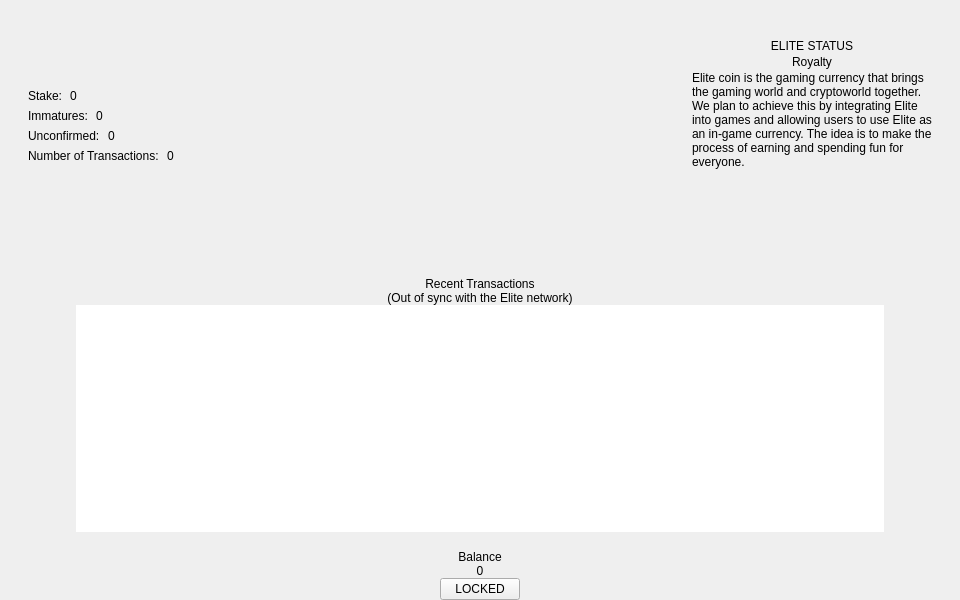
nerdlabs-dev/elitecurrencysource-dev, file src/qt/forms/overviewpage.ui: the form before one commit.
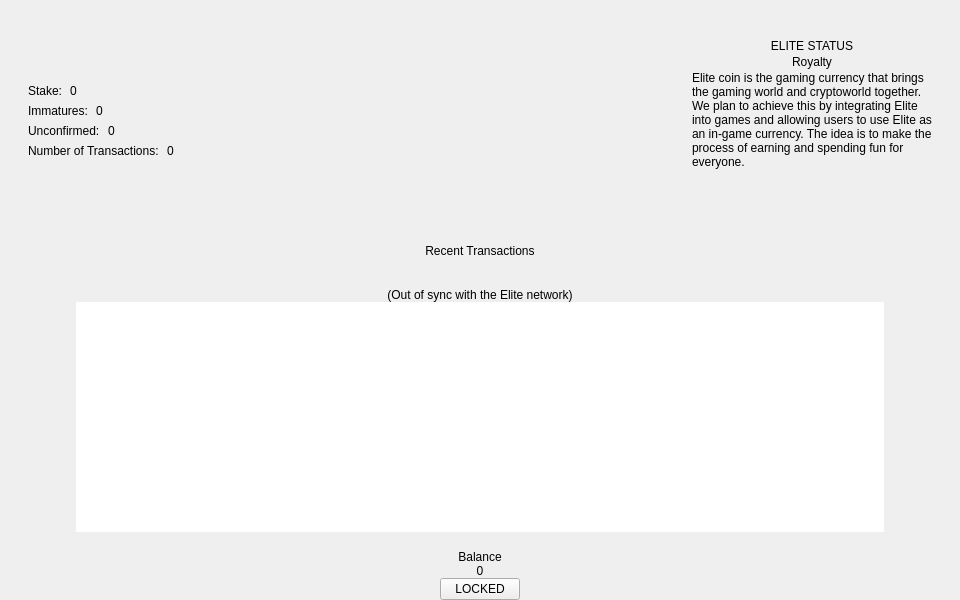
The form after the commit. Custom widgets are drawn as their Qt base class.

Commit message:
Overview: "Recent Transactions" title above the frame, frame restored
The title had moved inside the frame with the panel drawn below it, which
pushed the transaction box down. It's now its own row in the page layout,
just under the crest, and the frame and its corner ornaments are back as
they were; the box still holds more rows than before (26 px rows, no title
inside).

Claude-Session: https://claude.ai/code/session_01Cpg3kn7pTESfQNchagxRef

Patch:
```diff
--- a/src/qt/forms/overviewpage.ui
+++ b/src/qt/forms/overviewpage.ui
@@ -10,7 +10,7 @@
         <height>600</height>
       </rect>
     </property>
-    <layout class="QVBoxLayout" name="mainLayout" stretch="5,6,0">
+    <layout class="QVBoxLayout" name="mainLayout" stretch="5,0,6,0">
       <property name="spacing">
         <number>6</number>
       </property>
@@ -392,6 +392,16 @@
           </item>
         </layout>
       </item>
+      <item>
+        <widget class="QLabel" name="labelRecentTitle">
+          <property name="text">
+            <string>Recent Transactions</string>
+          </property>
+          <property name="alignment">
+            <set>Qt::AlignCenter</set>
+          </property>
+        </widget>
+      </item>
       <item>
         <widget class="OrnamentFrame" name="txFrame">
           <property name="sizePolicy">
@@ -416,16 +426,6 @@
             <property name="bottomMargin">
               <number>12</number>
             </property>
-            <item>
-              <widget class="QLabel" name="labelRecentTitle">
-                <property name="text">
-                  <string>Recent Transactions</string>
-                </property>
-                <property name="alignment">
-                  <set>Qt::AlignCenter</set>
-                </property>
-              </widget>
-            </item>
             <item>
               <widget class="QLabel" name="labelSyncStatus">
                 <property name="text">
```
The commit also changes 3 other files.
